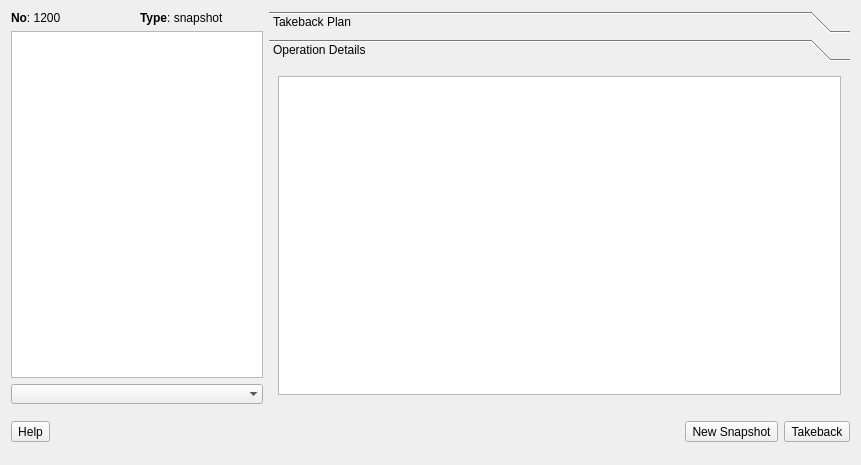
Old version of the form kde4/history-manager/ui/mainwindow.ui in the repository pars-linux/uludag.
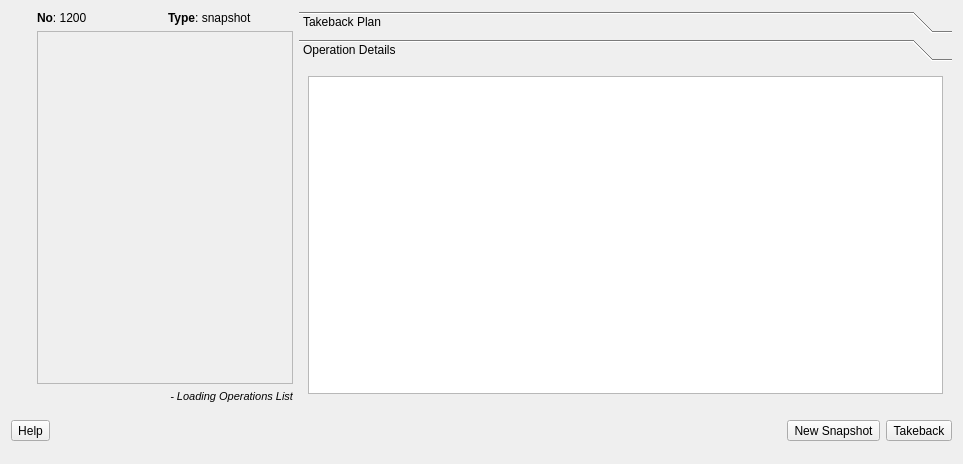
New version of the form. Icons and pictures are not drawn.

What changed in the file:
```diff
--- a/kde4/history-manager/ui/mainwindow.ui
+++ b/kde4/history-manager/ui/mainwindow.ui
@@ -1,12 +1,12 @@
 <ui version="4.0" >
  <class>MainManager</class>
- <widget class="QWidget" name="MainManager" >
-  <property name="geometry" >
+ <widget class="QWidget" name="MainManager">
+  <property name="geometry">
    <rect>
     <x>0</x>
     <y>0</y>
-    <width>861</width>
-    <height>465</height>
+    <width>963</width>
+    <height>464</height>
    </rect>
   </property>
   <property name="windowTitle" >
@@ -16,11 +16,11 @@
    <iconset resource="../resources/data.qrc" >
     <normaloff>:/icons/history-manager.png</normaloff>:/icons/history-manager.png</iconset>
   </property>
-  <layout class="QGridLayout" name="gridLayout" >
-   <item row="0" column="0" >
-    <layout class="QVBoxLayout" name="verticalLayout" >
-     <item>
-      <layout class="QHBoxLayout" name="horizontalLayout_2" >
+  <layout class="QGridLayout" name="gridLayout_4">
+   <item row="0" column="0">
+    <layout class="QGridLayout" name="gridLayout">
+     <item row="0" column="1">
+      <layout class="QHBoxLayout" name="horizontalLayout_2">
        <item>
         <widget class="QLabel" name="noLabel" >
          <property name="font" >
@@ -75,10 +75,130 @@
        </item>
       </layout>
      </item>
-     <item>
-      <widget class="QListView" name="lw" >
-       <property name="sizePolicy" >
-        <sizepolicy vsizetype="Expanding" hsizetype="Minimum" >
+     <item row="1" column="0" rowspan="2">
+      <layout class="QVBoxLayout" name="verticalLayout">
+       <item>
+        <widget class="QPushButton" name="Snapshot">
+         <property name="maximumSize">
+          <size>
+           <width>20</width>
+           <height>20</height>
+          </size>
+         </property>
+         <property name="text">
+          <string/>
+         </property>
+         <property name="icon">
+          <iconset resource="../resources/data.qrc">
+           <normaloff>:/pics/snapshot.png</normaloff>:/pics/snapshot.png</iconset>
+         </property>
+         <property name="flat">
+          <bool>true</bool>
+         </property>
+        </widget>
+       </item>
+       <item>
+        <widget class="QPushButton" name="Install">
+         <property name="maximumSize">
+          <size>
+           <width>20</width>
+           <height>20</height>
+          </size>
+         </property>
+         <property name="text">
+          <string/>
+         </property>
+         <property name="icon">
+          <iconset resource="../resources/data.qrc">
+           <normaloff>:/pics/install.png</normaloff>:/pics/install.png</iconset>
+         </property>
+         <property name="flat">
+          <bool>true</bool>
+         </property>
+        </widget>
+       </item>
+       <item>
+        <widget class="QPushButton" name="Remove">
+         <property name="maximumSize">
+          <size>
+           <width>20</width>
+           <height>20</height>
+          </size>
+         </property>
+         <property name="text">
+          <string/>
+         </property>
+         <property name="icon">
+          <iconset resource="../resources/data.qrc">
+           <normaloff>:/pics/remove.png</normaloff>:/pics/remove.png</iconset>
+         </property>
+         <property name="flat">
+          <bool>true</bool>
+         </property>
+        </widget>
+       </item>
+       <item>
+        <widget class="QPushButton" name="Update">
+         <property name="maximumSize">
+          <size>
+           <width>20</width>
+           <height>20</height>
+          </size>
+         </property>
+         <property name="text">
+          <string/>
+         </property>
+         <property name="icon">
+          <iconset resource="../resources/data.qrc">
+           <normaloff>:/pics/upgrade.png</normaloff>:/pics/upgrade.png</iconset>
+         </property>
+         <property name="flat">
+          <bool>true</bool>
+         </property>
+        </widget>
+       </item>
+       <item>
+        <widget class="QPushButton" name="Takeback">
+         <property name="maximumSize">
+          <size>
+           <width>20</width>
+           <height>20</height>
+          </size>
+         </property>
+         <property name="text">
+          <string/>
+         </property>
+         <property name="icon">
+          <iconset resource="../resources/data.qrc">
+           <normaloff>:/pics/takeback.png</normaloff>:/pics/takeback.png</iconset>
+         </property>
+         <property name="flat">
+          <bool>true</bool>
+         </property>
+        </widget>
+       </item>
+       <item>
+        <spacer name="verticalSpacer">
+         <property name="orientation">
+          <enum>Qt::Vertical</enum>
+         </property>
+         <property name="sizeHint" stdset="0">
+          <size>
+           <width>20</width>
+           <height>40</height>
+          </size>
+         </property>
+        </spacer>
+       </item>
+      </layout>
+     </item>
+     <item row="1" column="1">
+      <widget class="QListView" name="lw">
+       <property name="enabled">
+        <bool>false</bool>
+       </property>
+       <property name="sizePolicy">
+        <sizepolicy hsizetype="Minimum" vsizetype="Expanding">
          <horstretch>0</horstretch>
          <verstretch>0</verstretch>
         </sizepolicy>
@@ -100,30 +220,48 @@
        </property>
       </widget>
      </item>
-     <item>
-      <widget class="QComboBox" name="comboBox" >
-       <property name="maximumSize" >
-        <size>
-         <width>260</width>
-         <height>16777215</height>
-        </size>
+     <item row="2" column="1">
+      <widget class="QLabel" name="opTypeLabel">
+       <property name="font">
+        <font>
+         <pointsize>8</pointsize>
+         <weight>50</weight>
+         <italic>true</italic>
+         <bold>false</bold>
+         <strikeout>false</strikeout>
+        </font>
        </property>
-       <property name="maxVisibleItems" >
-        <number>5</number>
-       </property>
-       <property name="maxCount" >
-        <number>5</number>
-       </property>
-       <property name="frame" >
+       <property name="autoFillBackground">
         <bool>false</bool>
        </property>
+       <property name="frameShadow">
+        <enum>QFrame::Plain</enum>
+       </property>
+       <property name="text">
+        <string>- Loading Operations List</string>
+       </property>
+       <property name="textFormat">
+        <enum>Qt::RichText</enum>
+       </property>
+       <property name="alignment">
+        <set>Qt::AlignRight|Qt::AlignTrailing|Qt::AlignVCenter</set>
+       </property>
+       <property name="textInteractionFlags">
+        <set>Qt::NoTextInteraction</set>
+       </property>
       </widget>
      </item>
     </layout>
    </item>
-   <item row="0" column="1" >
-    <widget class="QToolBox" name="operationTB" >
-     <property name="autoFillBackground" >
+   <item row="0" column="1">
+    <widget class="QToolBox" name="operationTB">
+     <property name="sizePolicy">
+      <sizepolicy hsizetype="Expanding" vsizetype="Preferred">
+       <horstretch>0</horstretch>
+       <verstretch>0</verstretch>
+      </sizepolicy>
+     </property>
+     <property name="autoFillBackground">
       <bool>false</bool>
      </property>
      <property name="frameShape" >
@@ -144,14 +282,14 @@
         <height>332</height>
        </rect>
       </property>
-      <attribute name="label" >
-       <string>Takeback Plan</string>
-      </attribute>
-      <attribute name="icon" >
-       <iconset resource="../resources/data.qrc" >
+      <attribute name="icon">
+       <iconset resource="../resources/data.qrc">
         <normaloff>:/icons/plan.png</normaloff>:/icons/plan.png</iconset>
       </attribute>
-      <attribute name="toolTip" >
+      <attribute name="label">
+       <string>Takeback Plan</string>
+      </attribute>
+      <attribute name="toolTip">
        <string>Click to see what will happen if you click restore button</string>
       </attribute>
       <layout class="QGridLayout" name="gridLayout_2" >
@@ -186,23 +324,23 @@
        </item>
       </layout>
      </widget>
-     <widget class="QWidget" name="opPage" >
-      <property name="geometry" >
+     <widget class="QWidget" name="opPage">
+      <property name="geometry">
        <rect>
         <x>0</x>
         <y>0</y>
-        <width>599</width>
-        <height>332</height>
+        <width>648</width>
+        <height>314</height>
        </rect>
       </property>
-      <attribute name="label" >
-       <string>Operation Details</string>
-      </attribute>
-      <attribute name="icon" >
-       <iconset resource="../resources/data.qrc" >
+      <attribute name="icon">
+       <iconset resource="../resources/data.qrc">
         <normaloff>:/icons/details.png</normaloff>:/icons/details.png</iconset>
       </attribute>
-      <attribute name="toolTip" >
+      <attribute name="label">
+       <string>Operation Details</string>
+      </attribute>
+      <attribute name="toolTip">
        <string>Click to see operation details</string>
       </attribute>
       <layout class="QGridLayout" name="gridLayout_3" >
@@ -211,8 +349,8 @@
          <property name="frameShape" >
           <enum>QFrame::StyledPanel</enum>
          </property>
-         <property name="frameShadow" >
-          <enum>QFrame::Sunken</enum>
+         <property name="frameShadow">
+          <enum>QFrame::Plain</enum>
          </property>
          <property name="editTriggers" >
           <set>QAbstractItemView::NoEditTriggers</set>
@@ -235,8 +373,8 @@
      </widget>
     </widget>
    </item>
-   <item row="1" column="0" colspan="2" >
-    <layout class="QHBoxLayout" name="horizontalLayout" >
+   <item row="1" column="0" colspan="2">
+    <layout class="QHBoxLayout" name="horizontalLayout">
      <item>
       <widget class="QToolButton" name="toolButton" >
        <property name="text" >
```
Left out of the diff: 158 changed lines with no effect on the pictures.
